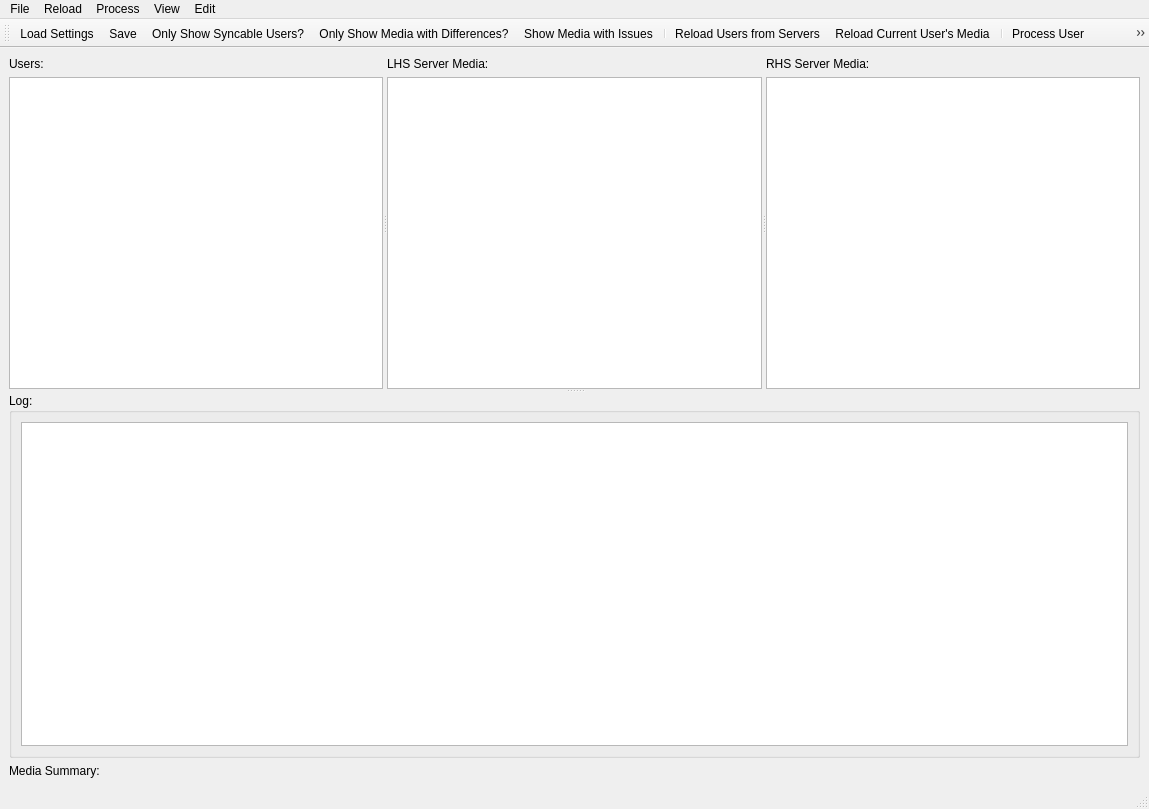
The window that UI/MainWindow.ui (towel42-com/EmbySync) describes before a commit, drawn with Qt 5.
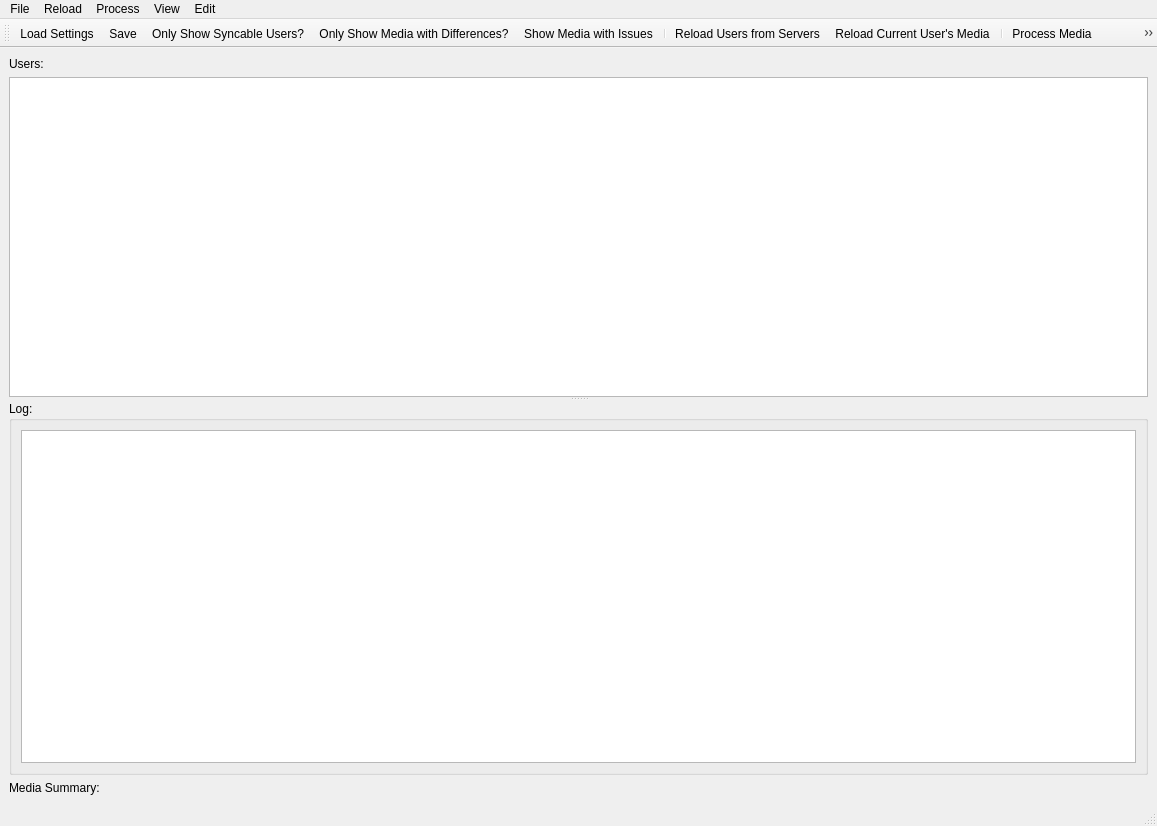
The same window after the commit. Icons and pictures are not drawn.

Commit message: First 99% working for multiple servers

Patch:
```diff
--- a/UI/MainWindow.ui
+++ b/UI/MainWindow.ui
@@ -6,8 +6,8 @@
    <rect>
     <x>0</x>
     <y>0</y>
-    <width>1149</width>
-    <height>809</height>
+    <width>1157</width>
+    <height>826</height>
    </rect>
   </property>
   <property name="windowTitle">
@@ -45,78 +45,6 @@
          </item>
         </layout>
        </widget>
-       <widget class="QWidget" name="layoutWidget_2">
-        <layout class="QVBoxLayout" name="verticalLayout_4">
-         <item>
-          <widget class="QLabel" name="lhsServerLabel">
-           <property name="text">
-            <string>LHS Server Media:</string>
-           </property>
-           <property name="openExternalLinks">
-            <bool>true</bool>
-           </property>
-          </widget>
-         </item>
-         <item>
-          <widget class="QTreeView" name="lhsMedia">
-           <property name="alternatingRowColors">
-            <bool>true</bool>
-           </property>
-           <property name="indentation">
-            <number>0</number>
-           </property>
-           <property name="rootIsDecorated">
-            <bool>false</bool>
-           </property>
-           <property name="itemsExpandable">
-            <bool>false</bool>
-           </property>
-           <property name="sortingEnabled">
-            <bool>true</bool>
-           </property>
-           <attribute name="headerHighlightSections">
-            <bool>true</bool>
-           </attribute>
-          </widget>
-         </item>
-        </layout>
-       </widget>
-       <widget class="QWidget" name="layoutWidget_4">
-        <layout class="QVBoxLayout" name="verticalLayout_3">
-         <item>
-          <widget class="QLabel" name="rhsServerLabel">
-           <property name="text">
-            <string>RHS Server Media:</string>
-           </property>
-           <property name="openExternalLinks">
-            <bool>true</bool>
-           </property>
-          </widget>
-         </item>
-         <item>
-          <widget class="QTreeView" name="rhsMedia">
-           <property name="alternatingRowColors">
-            <bool>true</bool>
-           </property>
-           <property name="indentation">
-            <number>0</number>
-           </property>
-           <property name="rootIsDecorated">
-            <bool>false</bool>
-           </property>
-           <property name="itemsExpandable">
-            <bool>false</bool>
-           </property>
-           <property name="sortingEnabled">
-            <bool>true</bool>
-           </property>
-           <attribute name="headerHighlightSections">
-            <bool>true</bool>
-           </attribute>
-          </widget>
-         </item>
-        </layout>
-       </widget>
       </widget>
       <widget class="QGroupBox" name="groupBox">
        <property name="title">
@@ -154,7 +82,7 @@
     <rect>
      <x>0</x>
      <y>0</y>
-     <width>1149</width>
+     <width>1157</width>
      <height>22</height>
     </rect>
    </property>
@@ -188,9 +116,7 @@
      <string>Process</string>
     </property>
     <addaction name="actionProcess"/>
-    <addaction name="separator"/>
-    <addaction name="actionProcessToRight"/>
-    <addaction name="actionProcessToLeft"/>
+    <addaction name="actionSelectiveProcess"/>
    </widget>
    <widget class="QMenu" name="menuReload">
     <property name="title">
@@ -232,8 +158,7 @@
    <addaction name="actionReloadCurrentUser"/>
    <addaction name="separator"/>
    <addaction name="actionProcess"/>
-   <addaction name="actionProcessToLeft"/>
-   <addaction name="actionProcessToRight"/>
+   <addaction name="actionSelectiveProcess"/>
   </widget>
   <action name="actionSettings">
    <property name="icon">
@@ -282,7 +207,10 @@
      <normaloff>:/resources/process.png</normaloff>:/resources/process.png</iconset>
    </property>
    <property name="text">
-    <string>Process User</string>
+    <string>Process Media</string>
+   </property>
+   <property name="toolTip">
+    <string>Process Media</string>
    </property>
   </action>
   <action name="actionReloadServers">
@@ -344,22 +272,16 @@
     <string>Reload Current User</string>
    </property>
   </action>
-  <action name="actionProcessToRight">
+  <action name="actionSelectiveProcess">
    <property name="icon">
     <iconset resource="EmbySync.qrc">
      <normaloff>:/resources/processRight.png</normaloff>:/resources/processRight.png</iconset>
    </property>
    <property name="text">
-    <string>Force Process User to RHS Server</string>
+    <string>Select a Server and Update other servers to it..</string>
    </property>
-  </action>
-  <action name="actionProcessToLeft">
-   <property name="icon">
-    <iconset resource="EmbySync.qrc">
-     <normaloff>:/resources/processLeft.png</normaloff>:/resources/processLeft.png</iconset>
-   </property>
-   <property name="text">
-    <string>Force Process User to LHS Server</string>
+   <property name="toolTip">
+    <string>Select a Server and Update other servers to it</string>
    </property>
   </action>
   <action name="actionShowMediaWithIssues">
```
Left out of the diff: 2 changed lines with no effect on the pictures. The commit also changes 35 other files.
